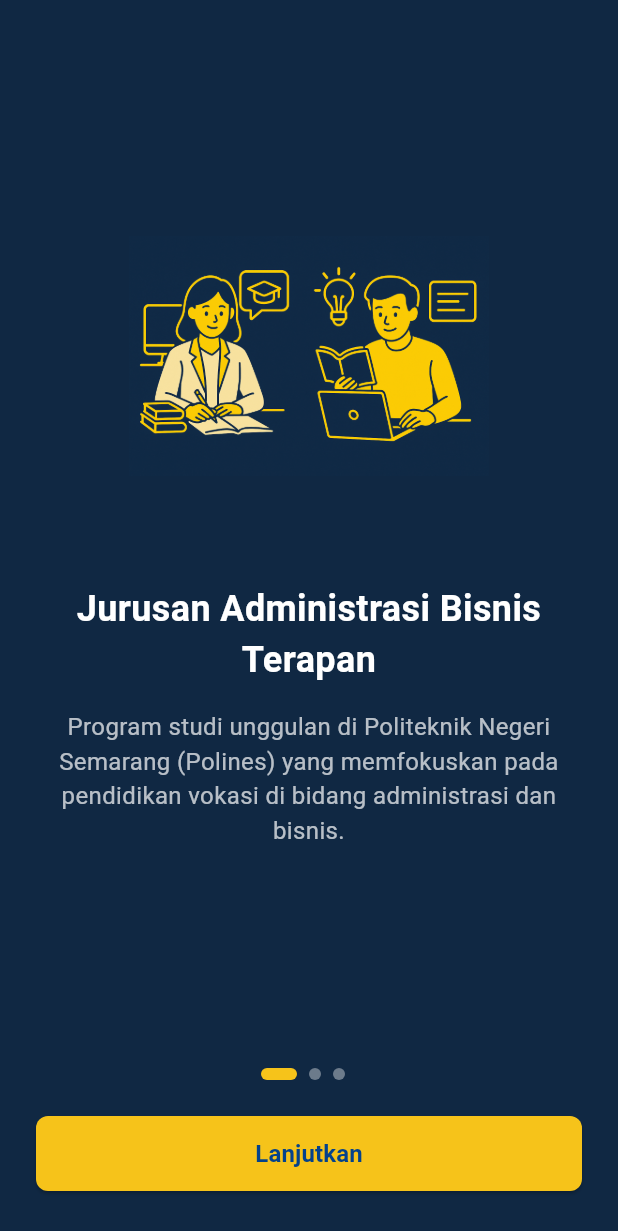
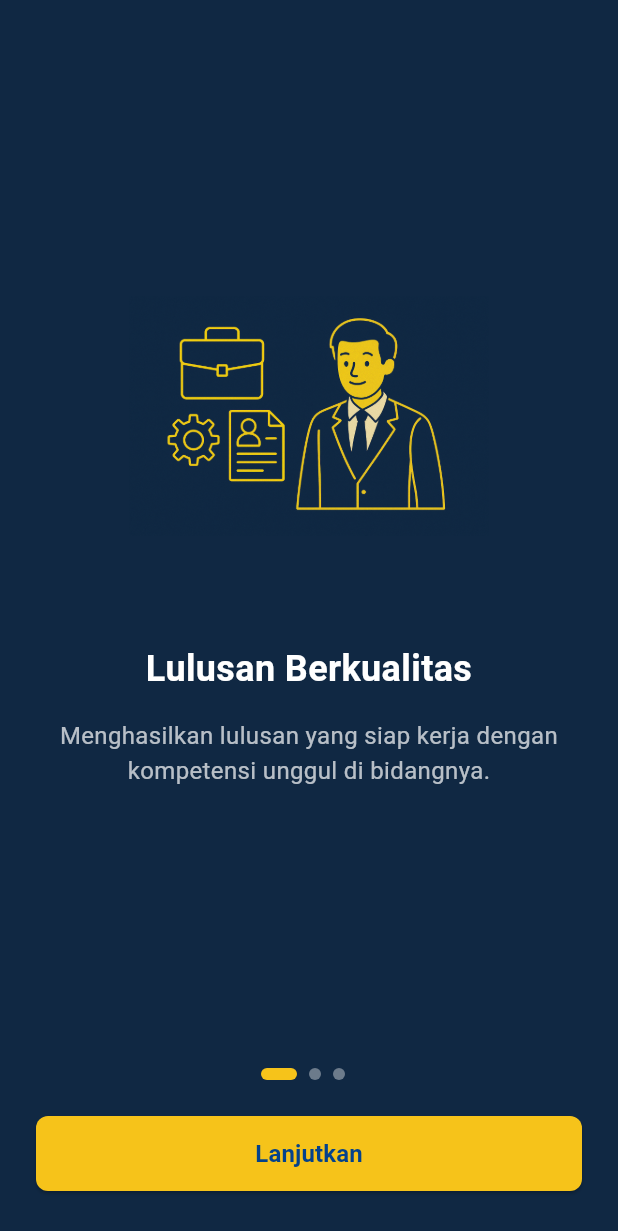
Before and after one commit to whyuhurtz/polines_app, a Flutter app: the screen it shows after launch, on a phone screen of 412 x 824 dp. Shown: the top 1231 px of the screen. Run offline on Flutter 3.47's test engine with Material 3 defaults, Android fonts, the phone set to English and light mode, and no system bars; our stand-ins replace google_nav_bar.

Commit message:
Fix splash screen.

```diff
--- a/lib/presentation/screens/splash_screen.dart
+++ b/lib/presentation/screens/splash_screen.dart
@@ -15,21 +15,21 @@
   // List of splash contents
   final List<Map<String, dynamic>> _splashData = [
     {
-      'title': 'Jurusan Administrasi Bisnis Terapan',
-      'description': 'Program studi unggulan di Politeknik Negeri Semarang (Polines) yang memfokuskan pada pendidikan vokasi di bidang administrasi dan bisnis.',
+      'title': 'Lulusan Berkualitas',
+      'description': 'Menghasilkan lulusan yang siap kerja dengan kompetensi unggul di bidangnya.',
       'image': 'assets/images/splash_design1.png',
       'buttonText': 'Lanjutkan'
     },
     {
-      'title': 'Lulusan Berkualitas',
-      'description': 'Menghasilkan lulusan yang siap kerja dengan kompetensi unggul di bidang administrasi bisnis, manajemen, dan keuangan.',
+      'title': 'Jurusan Unggulan',
+      'description': 'Memiliki 4 jurusan unggulan, yaitu Administrasi Bisnis Terapan, Akutansi, Teknik Elektro, dan Teknik Sipil.',
       'image': 'assets/images/splash_design2.png',
       'buttonText': 'Lanjutkan'
     },
     {
-      'title': 'Fasilitas Terbaik',
-      'description': 'Dilengkapi dengan laboratorium praktikum modern, studi bisnis, dan kerjasama dengan berbagai industri untuk pengembangan karir mahasiswa.',
-      'image': 'assets/images/splash_design1.png',
+      'title': 'Fasilitas dan Koneksi',
+      'description': 'Dilengkapi dengan lab praktikum modern, studi bisnis, dan kerjasama dengan berbagai industri untuk pengembangan karir mahasiswa.',
+      'image': 'assets/images/splash_design3.png',
       'buttonText': 'Buka Aplikasi'
     },
   ];
@@ -44,7 +44,36 @@
             Expanded(
               child: Padding(
                 padding: const EdgeInsets.symmetric(horizontal: 24.0),
-                child: Column(
+                child: Stack(
+                  children: [
+                    // Back button (show only when not on first page)
+                    if (_currentSplashIndex > 0)
+                      Positioned(
+                        top: 16.0,
+                        left: 0.0,
+                        child: InkWell(
+                          onTap: () {
+                            setState(() {
+                              _currentSplashIndex--;
+                            });
+                          },
+                          child: Container(
+                            padding: const EdgeInsets.all(8.0),
+                            decoration: BoxDecoration(
+                              color: Colors.white.withOpacity(0.2),
+                              borderRadius: BorderRadius.circular(30.0),
+                            ),
+                            child: const Icon(
+                              Icons.arrow_back,
+                              color: Colors.white,
+                              size: 24.0,
+                            ),
+                          ),
+                        ),
+                      ),
+
+                    // Main content centered
+                    Column(
                       mainAxisAlignment: MainAxisAlignment.center,
                       crossAxisAlignment: CrossAxisAlignment.center,
                       children: [
@@ -77,6 +106,8 @@
                             color: Colors.white70,
                           ),
                           textAlign: TextAlign.center,
+                        ),
+                      ],
                     ),
                   ],
                 ),
```
Also changed, not shown: assets/images/splash_design1.png, assets/images/splash_design3.png (added). Lines whose indentation alone changed are shown as unchanged.
